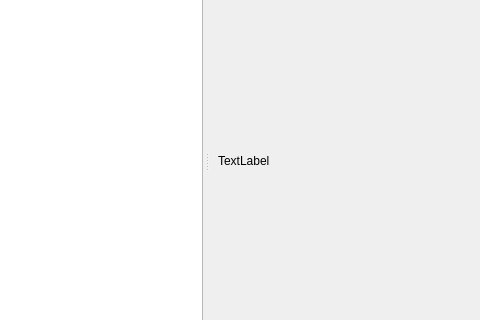
This is ui/world_building_view.ui in zkovari/plotlyst as Qt 5 draws it before an edit; both pictures show x 393 to 873 and y 206 to 526 of the 1082 by 655 pixel window. The edited form follows.
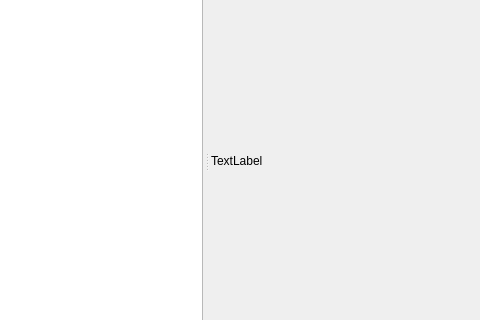
This is the edited form. The open tabs and pages were chosen to show the change. Custom widgets are drawn as their Qt base class.

```diff
--- a/ui/world_building_view.ui
+++ b/ui/world_building_view.ui
@@ -363,6 +363,21 @@
       </widget>
       <widget class="QWidget" name="pageHistory">
        <layout class="QVBoxLayout" name="verticalLayout_4">
+        <property name="spacing">
+         <number>3</number>
+        </property>
+        <property name="leftMargin">
+         <number>2</number>
+        </property>
+        <property name="topMargin">
+         <number>2</number>
+        </property>
+        <property name="rightMargin">
+         <number>2</number>
+        </property>
+        <property name="bottomMargin">
+         <number>2</number>
+        </property>
         <item>
          <widget class="QLabel" name="label">
           <property name="text">
```
Left out of the diff: 11 changed lines with no effect on the pictures.
